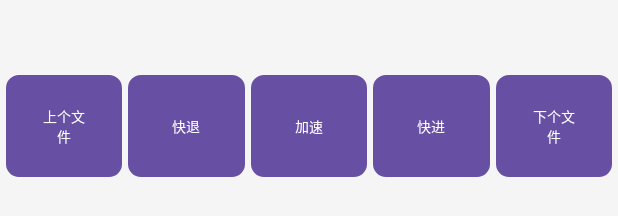
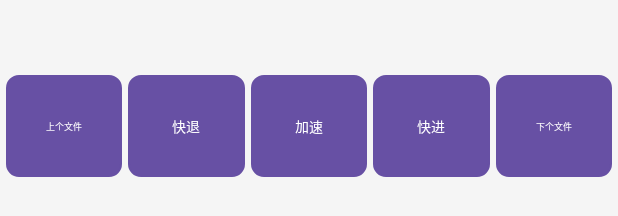
Before and after one commit to gengwenguan/Mynative, an Android app: the layout activity_main.xml on its own in the app's theme, with its tools: preview values and no code run, on a phone screen of 412 x 824 dp. Shown: the part 874-1090 px from the top of the screen. Run offline under Robolectric (Android 15) with nearby library versions, the phone set to English and light mode, and no system bars.

Commit message:
修复部分问题

```diff
--- a/app/src/main/java/com/example/mynative/H264DeCodePlay.java
+++ b/app/src/main/java/com/example/mynative/H264DeCodePlay.java
@@ -82,7 +82,7 @@ public class H264DeCodePlay {
                 //如果surface绑定了，则直接输入到surface渲染并释放
                 mediaCodec.releaseOutputBuffer(outIndex, true);
             } else {
-                Log.e(TAG, "没有解码成功");
+                Log.e(TAG, "没有解码成功111");
             }
         }else{
             Log.e(TAG, "dequeueInputBuffer error!!");
--- a/app/src/main/java/com/example/mynative/MainActivity.java
+++ b/app/src/main/java/com/example/mynative/MainActivity.java
@@ -88,9 +88,7 @@ public class MainActivity extends AppCompatActivity {
 
                 if(btPreview.getText().toString().equals("停止")) {
                     Log.e("MAIN", "onClick stop");
-                    btPreview.setText("预览"); //变更按钮内容
                     terminal.stop();        //停止取流
-                    m_bPreview = false;
                 }else{
                     m_bPreview = true;
                     Log.e("MAIN", "onClick Preview");
@@ -144,9 +142,7 @@ public class MainActivity extends AppCompatActivity {
 
                 if(btPlayback.getText().toString().equals("停止")) {
                     Log.e("MAIN", "onClick stop");
-                    btPlayback.setText("回放"); //变更按钮内容
                     terminalPlayback.stop();        //停止取流
-                    m_bPlayback = false;
                     setControlsVisibility(false);
                 }else{
                     m_bPlayback = true;
--- a/app/src/main/java/com/example/mynative/TerminalPlayback.java
+++ b/app/src/main/java/com/example/mynative/TerminalPlayback.java
@@ -68,7 +68,7 @@ public class TerminalPlayback implements TcpClient.Listener {
         }
         // 提取进度数据
         int writeFlag = data[0];
-        int flag = writeFlag & 0x8f;     //提取是音频还是视频
+        int flag = writeFlag & 0x80;     //提取是音频还是视频
         int progress = writeFlag & 0x7f; //提取播放进度
         // 视频数据时回调进度数据
         if (m_Listener != null && flag != 0) {
--- a/app/src/main/res/layout/activity_main.xml
+++ b/app/src/main/res/layout/activity_main.xml
@@ -109,7 +109,7 @@
             android:layout_width="0dp"
             android:layout_height="68dp"
             android:text="上个文件"
-            android:textSize="9sp"
+            android:textSize="6sp"
             android:background="@drawable/ripple_button_background"
             app:layout_constraintStart_toStartOf="parent"
             app:layout_constraintEnd_toStartOf="@+id/button2"
@@ -173,7 +173,7 @@
             android:layout_width="0dp"
             android:layout_height="68dp"
             android:text="下个文件"
-            android:textSize="9sp"
+            android:textSize="6sp"
             android:background="@drawable/ripple_button_background"
             app:layout_constraintStart_toEndOf="@+id/button3"
             app:layout_constraintEnd_toEndOf="parent"
```
